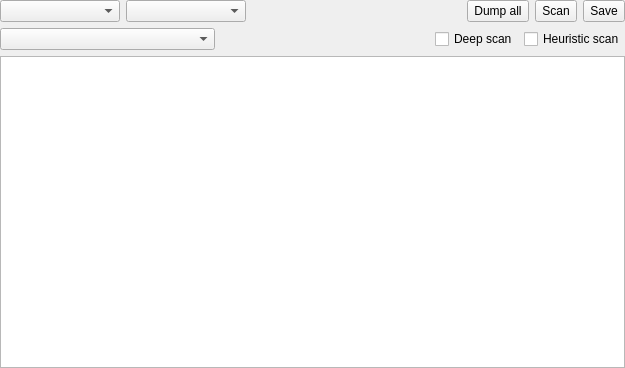
First picture: the form in xextractorwidget.ui, repository horsicq/XExtractorWidget, before the edit.
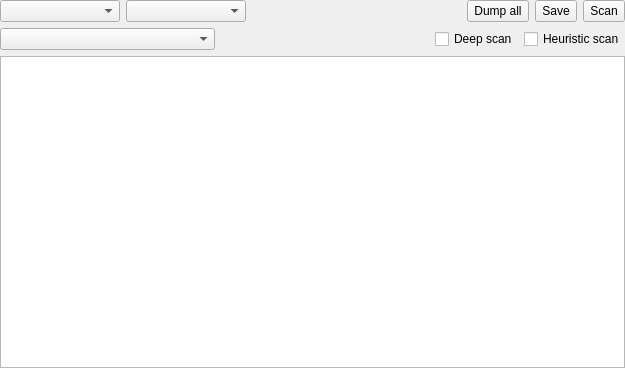
Second picture: the form after the edit. Custom widgets are drawn as their Qt base class.

Patch:
```diff
--- a/xextractorwidget.ui
+++ b/xextractorwidget.ui
@@ -93,22 +93,6 @@
        </property>
       </widget>
      </item>
-     <item>
-      <widget class="QToolButton" name="toolButtonScan">
-       <property name="sizePolicy">
-        <sizepolicy hsizetype="Minimum" vsizetype="Minimum">
-         <horstretch>0</horstretch>
-         <verstretch>0</verstretch>
-        </sizepolicy>
-       </property>
-       <property name="text">
-        <string>Scan</string>
-       </property>
-       <property name="toolButtonStyle">
-        <enum>Qt::ToolButtonTextBesideIcon</enum>
-       </property>
-      </widget>
-     </item>
      <item>
       <widget class="QToolButton" name="toolButtonSave">
        <property name="sizePolicy">
@@ -125,6 +109,22 @@
        </property>
       </widget>
      </item>
+     <item>
+      <widget class="QToolButton" name="toolButtonScan">
+       <property name="sizePolicy">
+        <sizepolicy hsizetype="Minimum" vsizetype="Minimum">
+         <horstretch>0</horstretch>
+         <verstretch>0</verstretch>
+        </sizepolicy>
+       </property>
+       <property name="text">
+        <string>Scan</string>
+       </property>
+       <property name="toolButtonStyle">
+        <enum>Qt::ToolButtonTextBesideIcon</enum>
+       </property>
+      </widget>
+     </item>
     </layout>
    </item>
    <item>
@@ -214,16 +214,16 @@
   </layout>
  </widget>
  <customwidgets>
-  <customwidget>
-   <class>XTableView</class>
-   <extends>QTableView</extends>
-   <header>xtableview.h</header>
-  </customwidget>
   <customwidget>
    <class>XComboBoxEx</class>
    <extends>QComboBox</extends>
    <header>xcomboboxex.h</header>
   </customwidget>
+  <customwidget>
+   <class>XTableView</class>
+   <extends>QTableView</extends>
+   <header>xtableview.h</header>
+  </customwidget>
  </customwidgets>
  <resources/>
  <connections/>
```
